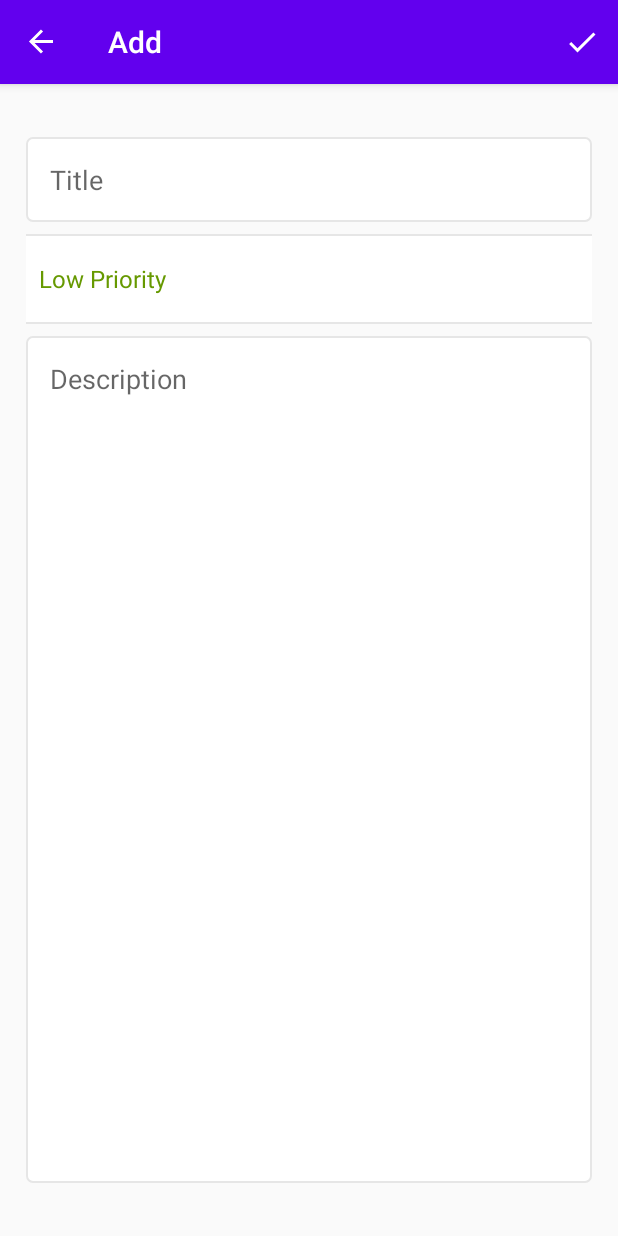
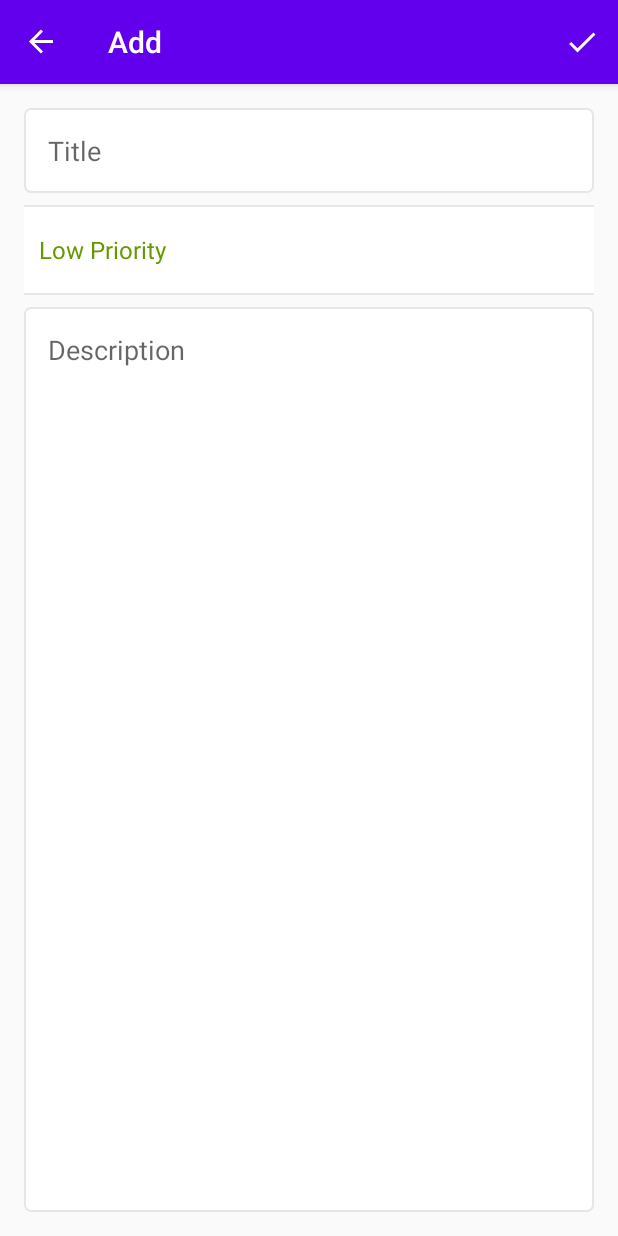
Before and after one commit to mustaphaattah/ToDo-List-App, an Android app: the AddFragment screen opened through its navigation route, after a tap on "Add", on a phone screen of 412 x 824 dp. Run offline under Robolectric (Android 15) with nearby library versions, the phone set to English and light mode, and no system bars; our stand-ins replace Room's generated code, navigation-ui.

Commit message:
implemented delete and delete all and fixed fragment display bug

```diff
--- a/app/src/main/java/com/mtah/todolist/backend/ToDoViewModel.kt
+++ b/app/src/main/java/com/mtah/todolist/backend/ToDoViewModel.kt
@@ -1,6 +1,7 @@
 package com.mtah.todolist.backend
 
 import android.app.Application
+import android.util.Log
 import androidx.lifecycle.AndroidViewModel
 import androidx.lifecycle.LiveData
 import androidx.lifecycle.viewModelScope
@@ -14,6 +15,8 @@ class ToDoViewModel(application: Application): AndroidViewModel(application) {
 
     private val toDoDao = ToDoDatabase.getDatabase(application).toDoDao()
     private val toDoRepository: ToDoRepository
+
+    val TAG = "ToDoViewModel"
 
     private var allData: LiveData<List<ToDo>>
 
@@ -39,4 +42,9 @@ class ToDoViewModel(application: Application): AndroidViewModel(application) {
         toDoRepository.deleteAll()
     }
 
+    fun update(toDo: ToDo) = viewModelScope.launch(Dispatchers.IO) {
+        Log.i(TAG, "viewModel coroutine update")
+        toDoRepository.update(toDo)
+    }
+
 }
--- a/app/src/main/java/com/mtah/todolist/backend/persistence/ToDoDao.kt
+++ b/app/src/main/java/com/mtah/todolist/backend/persistence/ToDoDao.kt
@@ -1,10 +1,7 @@
 package com.mtah.todolist.backend.persistence
 
 import androidx.lifecycle.LiveData
-import androidx.room.Dao
-import androidx.room.Delete
-import androidx.room.Insert
-import androidx.room.Query
+import androidx.room.*
 import com.mtah.todolist.backend.models.ToDo
 
 @Dao
@@ -22,6 +19,7 @@ interface ToDoDao {
         @Query("SELECT * FROM todo_table ORDER BY id ASC")
         fun getAll(): LiveData<List<ToDo>>
 
-
+        @Update
+        suspend fun update(toDo: ToDo)
 
 }
--- a/app/src/main/java/com/mtah/todolist/backend/persistence/ToDoRepository.kt
+++ b/app/src/main/java/com/mtah/todolist/backend/persistence/ToDoRepository.kt
@@ -18,4 +18,8 @@ class ToDoRepository(private val toDoDao: ToDoDao) {
     suspend fun deleteAll() {
         toDoDao.deleteAll()
     }
+
+    suspend fun update(toDo: ToDo) {
+        toDoDao.update(toDo)
+    }
 }
--- a/app/src/main/java/com/mtah/todolist/fragments/AddFragment.kt
+++ b/app/src/main/java/com/mtah/todolist/fragments/AddFragment.kt
@@ -37,8 +37,8 @@ class AddFragment : Fragment() {
     }
 
     override fun onOptionsItemSelected(item: MenuItem): Boolean {
-        if (item.itemId == R.id.option_add) {
-            insertTask()
+        when (item.itemId) {
+           R.id.option_add -> insertTask()
         }
 
         return super.onOptionsItemSelected(item)
--- a/app/src/main/java/com/mtah/todolist/fragments/ToDoAdapter.kt
+++ b/app/src/main/java/com/mtah/todolist/fragments/ToDoAdapter.kt
@@ -32,8 +32,8 @@ class ToDoAdapter : RecyclerView.Adapter<ToDoAdapter.ToDoViewHolder>() {
         holder.itemView.item_title_tv.text = item.title
         holder.itemView.item_desc.text = item.description
         holder.itemView.row_bg.setOnClickListener {
-            val direction = HomeFragmentDirections.actionHomeFragmentToUpdateFragment(item)
-            holder.itemView.findNavController().navigate(direction)
+            val action = HomeFragmentDirections.actionHomeFragmentToUpdateFragment(item)
+            holder.itemView.findNavController().navigate(action)
         }
 
         when (item.priority) {
--- a/app/src/main/res/layout/activity_main.xml
+++ b/app/src/main/res/layout/activity_main.xml
@@ -9,9 +9,10 @@
 
     <fragment
             android:name="androidx.navigation.fragment.NavHostFragment"
-            android:layout_width="409dp"
-            android:layout_height="729dp" app:navGraph="@navigation/app_nav" app:defaultNavHost="true"
+            android:layout_width="match_parent"
+            android:layout_height="match_parent" app:navGraph="@navigation/app_nav" app:defaultNavHost="true"
             android:id="@+id/nav_fragment" app:layout_constraintStart_toStartOf="parent"
             app:layout_constraintTop_toTopOf="parent" app:layout_constraintEnd_toEndOf="parent"
             app:layout_constraintBottom_toBottomOf="parent"/>
+
 </androidx.constraintlayout.widget.ConstraintLayout>
--- a/app/src/main/res/layout/fragment_home.xml
+++ b/app/src/main/res/layout/fragment_home.xml
@@ -9,8 +9,8 @@
         tools:context=".fragments.HomeFragment">
 
     <androidx.recyclerview.widget.RecyclerView
-            android:layout_width="0dp"
-            android:layout_height="0dp"
+            android:layout_width="match_parent"
+            android:layout_height="match_parent"
             android:id="@+id/todo_recyclerview"
             android:foregroundGravity="top"
             tools:listitem="@layout/layout_row"
--- a/app/src/main/res/layout/fragment_update.xml
+++ b/app/src/main/res/layout/fragment_update.xml
@@ -15,7 +15,7 @@
             android:ems="10"
             android:id="@+id/title_et"
             android:padding="@dimen/my_default_padding"
-            android:background="@android:color/transparent"
+            android:background="@drawable/custom_input"
             app:layout_constraintStart_toStartOf="parent"
             app:layout_constraintHorizontal_bias="0.5"
             app:layout_constraintEnd_toEndOf="parent"
@@ -25,7 +25,7 @@
             android:layout_height="60dp"
             android:layout_marginTop="8dp"
             android:padding="@dimen/my_default_padding"
-            android:background="@android:color/transparent"
+            android:background="@drawable/custom_input"
             android:entries="@array/priorities"
             app:layout_constraintStart_toStartOf="parent"
             app:layout_constraintEnd_toEndOf="parent"
@@ -39,7 +39,7 @@
             android:hint="@string/description"
             android:gravity="top|start"
             android:padding="@dimen/my_default_padding"
-            android:background="@android:color/transparent"
+            android:background="@drawable/custom_input"
             android:text=""
             android:ems="10"
             app:layout_constraintStart_toStartOf="parent"
--- a/app/src/main/res/menu/update_fragment_menu.xml
+++ b/app/src/main/res/menu/update_fragment_menu.xml
@@ -8,4 +8,8 @@
           android:iconTint="@android:color/white"
           app:showAsAction="ifRoom"/>
 
+    <item android:id="@+id/option_delete"
+          android:title="@string/delete"
+          app:showAsAction="never"/>
+
 </menu>
--- a/app/src/main/res/values/strings.xml
+++ b/app/src/main/res/values/strings.xml
@@ -17,6 +17,7 @@
     <string name="save">Save</string>
     <string name="item_title">Item Title</string>
     <string name="item_description">Item Description</string>
+    <string name="delete">Delete</string>
 
     <string-array name="priorities">
         <item>Low Priority</item>
```
Also changed, not shown: app/src/main/java/com/mtah/todolist/SharedViewModel.kt (+9 -0 lines), app/src/main/java/com/mtah/todolist/fragments/HomeFragment.kt (+13 -0 lines), app/src/main/java/com/mtah/todolist/fragments/UpdateFragment.kt (+43 -6 lines).
